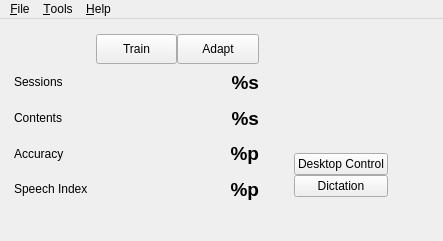
Above: res/ui/main-window.ui from smartboyhw/speechcontrol before the change. Below: the same form after it.
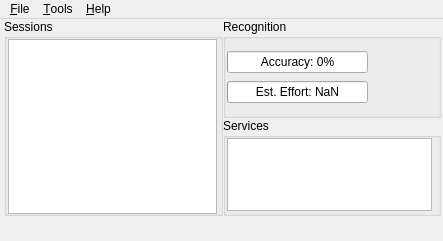
That is the form after the change. Icons and pictures are not drawn.

Commit message: Rewriting of main window to new UI layout.

The edit to the form file:
```diff
--- a/res/ui/main-window.ui
+++ b/res/ui/main-window.ui
@@ -35,382 +35,119 @@
     <property name="geometry">
      <rect>
       <x>4</x>
-      <y>5</y>
-      <width>429</width>
-      <height>193</height>
+      <y>0</y>
+      <width>437</width>
+      <height>197</height>
      </rect>
     </property>
     <layout class="QGridLayout" name="gridLayout_2">
-     <property name="sizeConstraint">
-      <enum>QLayout::SetMaximumSize</enum>
-     </property>
-     <property name="margin">
-      <number>10</number>
-     </property>
-     <item row="2" column="2">
-      <widget class="QLabel" name="lblContent">
-       <property name="sizePolicy">
-        <sizepolicy hsizetype="Expanding" vsizetype="Preferred">
-         <horstretch>0</horstretch>
-         <verstretch>0</verstretch>
-        </sizepolicy>
+     <item row="0" column="1">
+      <widget class="QGroupBox" name="groupBox_4">
+       <property name="title">
+        <string>Recognition</string>
        </property>
-       <property name="minimumSize">
-        <size>
-         <width>0</width>
-         <height>30</height>
-        </size>
-       </property>
-       <property name="font">
-        <font>
-         <pointsize>14</pointsize>
-         <weight>75</weight>
-         <bold>true</bold>
-        </font>
-       </property>
-       <property name="styleSheet">
-        <string notr="true"/>
-       </property>
-       <property name="text">
-        <string>%s</string>
-       </property>
-       <property name="scaledContents">
-        <bool>true</bool>
-       </property>
-       <property name="alignment">
-        <set>Qt::AlignRight|Qt::AlignTrailing|Qt::AlignVCenter</set>
-       </property>
-      </widget>
-     </item>
-     <item row="0" column="0" colspan="3">
-      <layout class="QHBoxLayout" name="horizontalLayout">
-       <item>
-        <spacer name="horizontalSpacer">
-         <property name="orientation">
-          <enum>Qt::Horizontal</enum>
-         </property>
-         <property name="sizeHint" stdset="0">
-          <size>
-           <width>40</width>
-           <height>20</height>
-          </size>
-         </property>
-        </spacer>
-       </item>
-       <item>
-        <widget class="QPushButton" name="btnTrain">
-         <property name="sizePolicy">
-          <sizepolicy hsizetype="MinimumExpanding" vsizetype="Preferred">
-           <horstretch>0</horstretch>
-           <verstretch>0</verstretch>
-          </sizepolicy>
-         </property>
-         <property name="maximumSize">
-          <size>
-           <width>16777215</width>
-           <height>30</height>
-          </size>
-         </property>
-         <property name="text">
-          <string>Train</string>
-         </property>
-        </widget>
-       </item>
-       <item>
-        <widget class="QPushButton" name="btnAdapt">
-         <property name="sizePolicy">
-          <sizepolicy hsizetype="MinimumExpanding" vsizetype="Preferred">
-           <horstretch>0</horstretch>
-           <verstretch>0</verstretch>
-          </sizepolicy>
-         </property>
-         <property name="maximumSize">
-          <size>
-           <width>16777215</width>
-           <height>30</height>
-          </size>
-         </property>
-         <property name="text">
-          <string>Adapt</string>
-         </property>
-        </widget>
-       </item>
-      </layout>
-     </item>
-     <item row="1" column="2">
-      <widget class="QLabel" name="lblSessions">
-       <property name="sizePolicy">
-        <sizepolicy hsizetype="MinimumExpanding" vsizetype="Preferred">
-         <horstretch>0</horstretch>
-         <verstretch>0</verstretch>
-        </sizepolicy>
-       </property>
-       <property name="minimumSize">
-        <size>
-         <width>0</width>
-         <height>30</height>
-        </size>
-       </property>
-       <property name="font">
-        <font>
-         <pointsize>14</pointsize>
-         <weight>75</weight>
-         <bold>true</bold>
-        </font>
-       </property>
-       <property name="styleSheet">
-        <string notr="true"/>
-       </property>
-       <property name="text">
-        <string>%s</string>
-       </property>
-       <property name="scaledContents">
-        <bool>true</bool>
-       </property>
-       <property name="alignment">
-        <set>Qt::AlignRight|Qt::AlignTrailing|Qt::AlignVCenter</set>
-       </property>
-      </widget>
-     </item>
-     <item row="3" column="0">
-      <widget class="QLabel" name="__">
-       <property name="text">
-        <string>Accuracy</string>
-       </property>
-      </widget>
-     </item>
-     <item row="3" column="2">
-      <widget class="QLabel" name="lblAccuracy">
-       <property name="sizePolicy">
-        <sizepolicy hsizetype="Expanding" vsizetype="Preferred">
-         <horstretch>0</horstretch>
-         <verstretch>0</verstretch>
-        </sizepolicy>
-       </property>
-       <property name="minimumSize">
-        <size>
-         <width>0</width>
-         <height>30</height>
-        </size>
-       </property>
-       <property name="font">
-        <font>
-         <pointsize>14</pointsize>
-         <weight>75</weight>
-         <bold>true</bold>
-        </font>
-       </property>
-       <property name="styleSheet">
-        <string notr="true"/>
-       </property>
-       <property name="text">
-        <string>%p</string>
-       </property>
-       <property name="scaledContents">
-        <bool>true</bool>
-       </property>
-       <property name="alignment">
-        <set>Qt::AlignRight|Qt::AlignTrailing|Qt::AlignVCenter</set>
-       </property>
-      </widget>
-     </item>
-     <item row="4" column="0">
-      <widget class="QLabel" name="__1">
-       <property name="text">
-        <string>Speech Index</string>
-       </property>
-      </widget>
-     </item>
-     <item row="1" column="0">
-      <widget class="QLabel" name="_">
-       <property name="text">
-        <string>Sessions</string>
-       </property>
-      </widget>
-     </item>
-     <item row="2" column="0">
-      <widget class="QLabel" name="___">
-       <property name="text">
-        <string>Contents</string>
-       </property>
-      </widget>
-     </item>
-     <item row="4" column="2">
-      <widget class="QLabel" name="lblSpeechIndex">
-       <property name="sizePolicy">
-        <sizepolicy hsizetype="Expanding" vsizetype="Preferred">
-         <horstretch>0</horstretch>
-         <verstretch>0</verstretch>
-        </sizepolicy>
-       </property>
-       <property name="minimumSize">
-        <size>
-         <width>0</width>
-         <height>30</height>
-        </size>
-       </property>
-       <property name="font">
-        <font>
-         <pointsize>14</pointsize>
-         <weight>75</weight>
-         <bold>true</bold>
-        </font>
-       </property>
-       <property name="toolTip">
-        <string>&lt;!DOCTYPE HTML PUBLIC &quot;-//W3C//DTD HTML 4.0//EN&quot; &quot;http://www.w3.org/TR/REC-html40/strict.dtd&quot;&gt;
-&lt;html&gt;&lt;head&gt;&lt;meta name=&quot;qrichtext&quot; content=&quot;1&quot; /&gt;&lt;style type=&quot;text/css&quot;&gt;
-p, li { white-space: pre-wrap; }
-&lt;/style&gt;&lt;/head&gt;&lt;body style=&quot; font-family:'Ubuntu'; font-size:9pt; font-weight:400; font-style:normal;&quot;&gt;
-&lt;p style=&quot; margin-top:0px; margin-bottom:0px; margin-left:0px; margin-right:0px; -qt-block-indent:0; text-indent:0px;&quot;&gt;Your &lt;span style=&quot; font-weight:600;&quot;&gt;speech index&lt;/span&gt; is a rating of how effective speech recognition has been due to training with Speech Control. It's on a scale of &lt;span style=&quot; font-weight:600;&quot;&gt;1&lt;/span&gt; to &lt;span style=&quot; font-weight:600;&quot;&gt;20&lt;/span&gt;. The higher the rating, the greater the chance of accuracy improvement when training.&lt;/p&gt;&lt;/body&gt;&lt;/html&gt;</string>
-       </property>
-       <property name="text">
-        <string>%p</string>
-       </property>
-       <property name="scaledContents">
-        <bool>true</bool>
-       </property>
-       <property name="alignment">
-        <set>Qt::AlignRight|Qt::AlignTrailing|Qt::AlignVCenter</set>
-       </property>
-      </widget>
-     </item>
-     <item row="1" column="1" rowspan="4">
-      <spacer name="horizontalSpacer_2">
-       <property name="orientation">
-        <enum>Qt::Horizontal</enum>
-       </property>
-       <property name="sizeType">
-        <enum>QSizePolicy::Preferred</enum>
-       </property>
-       <property name="sizeHint" stdset="0">
-        <size>
-         <width>10</width>
-         <height>20</height>
-        </size>
-       </property>
-      </spacer>
-     </item>
-     <item row="0" column="3" rowspan="5">
-      <layout class="QGridLayout" name="gridLayout_3">
-       <item row="1" column="1">
-        <layout class="QVBoxLayout" name="verticalLayout">
+       <widget class="QWidget" name="horizontalLayoutWidget_2">
+        <property name="geometry">
+         <rect>
+          <x>4</x>
+          <y>24</y>
+          <width>205</width>
+          <height>69</height>
+         </rect>
+        </property>
+        <layout class="QHBoxLayout" name="horizontalLayout_2">
          <item>
-          <widget class="QPushButton" name="btnDsktpCntrl">
+          <layout class="QVBoxLayout" name="verticalLayout_2">
+           <item>
+            <widget class="QProgressBar" name="progressBarAccuracy_2">
+             <property name="value">
+              <number>0</number>
+             </property>
+             <property name="format">
+              <string>Accuracy: %p%</string>
+             </property>
+            </widget>
+           </item>
+           <item>
+            <widget class="QProgressBar" name="progressBarEstimatedEffort_2">
+             <property name="value">
+              <number>0</number>
+             </property>
+             <property name="format">
+              <string>Est. Effort: NaN</string>
+             </property>
+            </widget>
+           </item>
+          </layout>
+         </item>
+         <item>
+          <widget class="QLabel" name="lblRating_2">
            <property name="sizePolicy">
-            <sizepolicy hsizetype="MinimumExpanding" vsizetype="Preferred">
+            <sizepolicy hsizetype="Fixed" vsizetype="Fixed">
              <horstretch>0</horstretch>
              <verstretch>0</verstretch>
             </sizepolicy>
            </property>
-           <property name="maximumSize">
+           <property name="minimumSize">
             <size>
-             <width>16777215</width>
-             <height>30</height>
+             <width>64</width>
+             <height>64</height>
             </size>
            </property>
-           <property name="text">
-            <string>Desktop Control</string>
-           </property>
-           <property name="checkable">
-            <bool>true</bool>
-           </property>
-           <property name="checked">
-            <bool>false</bool>
-           </property>
-          </widget>
-         </item>
-         <item>
-          <widget class="QPushButton" name="btnDctn">
-           <property name="sizePolicy">
-            <sizepolicy hsizetype="MinimumExpanding" vsizetype="Preferred">
-             <horstretch>0</horstretch>
-             <verstretch>0</verstretch>
-            </sizepolicy>
-           </property>
            <property name="maximumSize">
             <size>
-             <width>16777215</width>
-             <height>30</height>
+             <width>64</width>
+             <height>64</height>
             </size>
            </property>
            <property name="text">
-            <string>Dictation</string>
+            <string/>
            </property>
-           <property name="checkable">
+           <property name="scaledContents">
             <bool>true</bool>
            </property>
-           <property name="checked">
-            <bool>false</bool>
+           <property name="alignment">
+            <set>Qt::AlignBottom|Qt::AlignHCenter</set>
            </property>
           </widget>
          </item>
-         <item>
-          <spacer name="verticalSpacer_2">
-           <property name="orientation">
-            <enum>Qt::Vertical</enum>
-           </property>
-           <property name="sizeType">
-            <enum>QSizePolicy::Maximum</enum>
-           </property>
-           <property name="sizeHint" stdset="0">
-            <size>
-             <width>20</width>
-             <height>10</height>
-            </size>
-           </property>
-          </spacer>
-         </item>
         </layout>
-       </item>
-       <item row="1" column="0">
-        <spacer name="horizontalSpacer_3">
-         <property name="orientation">
-          <enum>Qt::Horizontal</enum>
-         </property>
-         <property name="sizeType">
-          <enum>QSizePolicy::Maximum</enum>
-         </property>
-         <property name="sizeHint" stdset="0">
-          <size>
-           <width>35</width>
-           <height>20</height>
-          </size>
-         </property>
-        </spacer>
-       </item>
-       <item row="1" column="2">
-        <spacer name="horizontalSpacer_4">
-         <property name="orientation">
-          <enum>Qt::Horizontal</enum>
-         </property>
-         <property name="sizeType">
-          <enum>QSizePolicy::Maximum</enum>
-         </property>
-         <property name="sizeHint" stdset="0">
-          <size>
-           <width>35</width>
-           <height>20</height>
-          </size>
-         </property>
-        </spacer>
-       </item>
-       <item row="0" column="0" colspan="3">
-        <spacer name="verticalSpacer">
-         <property name="orientation">
-          <enum>Qt::Vertical</enum>
-         </property>
-         <property name="sizeType">
-          <enum>QSizePolicy::Expanding</enum>
-         </property>
-         <property name="sizeHint" stdset="0">
-          <size>
-           <width>20</width>
-           <height>40</height>
-          </size>
-         </property>
-        </spacer>
-       </item>
-      </layout>
+       </widget>
+      </widget>
+     </item>
+     <item row="1" column="1">
+      <widget class="QGroupBox" name="groupBox_5">
+       <property name="title">
+        <string>Services</string>
+       </property>
+       <widget class="QListWidget" name="listWidget_3">
+        <property name="geometry">
+         <rect>
+          <x>4</x>
+          <y>20</y>
+          <width>205</width>
+          <height>73</height>
+         </rect>
+        </property>
+       </widget>
+      </widget>
+     </item>
+     <item row="0" column="0" rowspan="2">
+      <widget class="QGroupBox" name="groupBox_6">
+       <property name="title">
+        <string>Sessions</string>
+       </property>
+       <widget class="QListWidget" name="listWidget_4">
+        <property name="geometry">
+         <rect>
+          <x>4</x>
+          <y>20</y>
+          <width>209</width>
+          <height>175</height>
+         </rect>
+        </property>
+       </widget>
+      </widget>
      </item>
     </layout>
    </widget>
```
Left out of the diff: 66 changed lines with no effect on the pictures.
